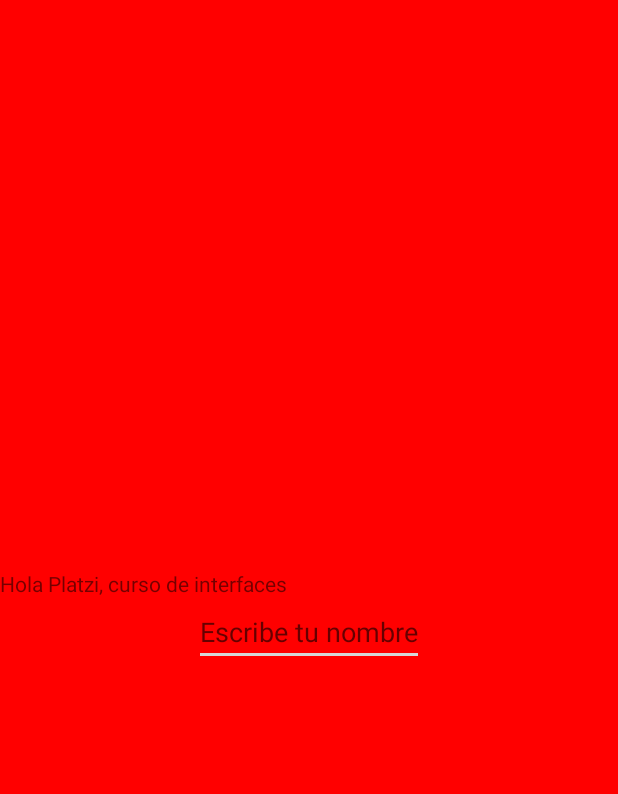
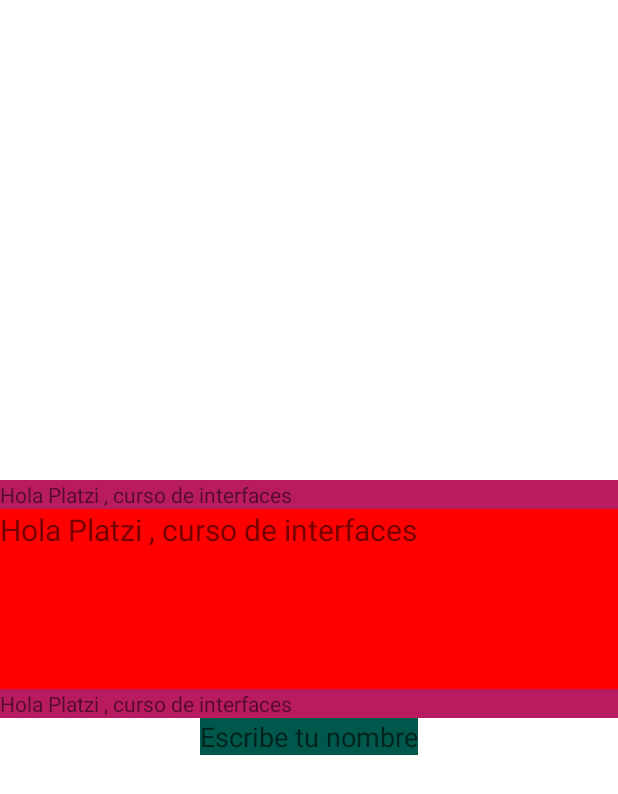
Before and after one commit to Daniel-Fernandez-Guarneros/Dise-o_Interfaces_Android_Studio, an Android app: the layout activity_main.xml on its own in the app's theme, with its tools: preview values and no code run, on a phone screen of 412 x 824 dp. Shown: the top 794 px of the screen. Run offline under Robolectric (Android 15) with nearby library versions, the phone set to English and light mode, and no system bars.

Commit message:
3_3 Otros Atributos y en namespace tools

```diff
--- a/app/src/main/res/layout/activity_main.xml
+++ b/app/src/main/res/layout/activity_main.xml
@@ -1,20 +1,36 @@
 <?xml version="1.0" encoding="utf-8"?>
 <LinearLayout xmlns:android="http://schemas.android.com/apk/res/android"
+    xmlns:tools="http://schemas.android.com/tools"
     android:layout_width="match_parent"
     android:layout_height="match_parent"
     android:gravity="center"
-    android:background="@color/red"
     android:orientation="vertical">
+
+    <TextView
+        android:id="@+id/tvMainTitle"
+        android:layout_width="match_parent"
+        android:layout_height="wrap_content"
+        tools:background="@color/colorAccent"
+        tools:text="Hola Platzi , curso de interfaces"/>
+
+    <TextView
+        android:layout_width="match_parent"
+        android:layout_height="120dp"
+        android:textSize="20sp"
+        tools:background="@color/red"
+        tools:text="Hola Platzi , curso de interfaces"/>
 
     <TextView
         android:layout_width="match_parent"
         android:layout_height="wrap_content"
-
-        android:text="Hola Platzi, curso de interfaces" />
+        tools:background="@color/colorAccent"
+        tools:text="Hola Platzi , curso de interfaces"/>
 
     <EditText
+        android:background="@color/colorPrimaryDark"
+        android:inputType="number"
         android:hint="Escribe tu nombre"
         android:layout_width="wrap_content"
-        android:layout_height="wrap_content" />
+        android:layout_height="wrap_content"/>
 
 </LinearLayout>
```
